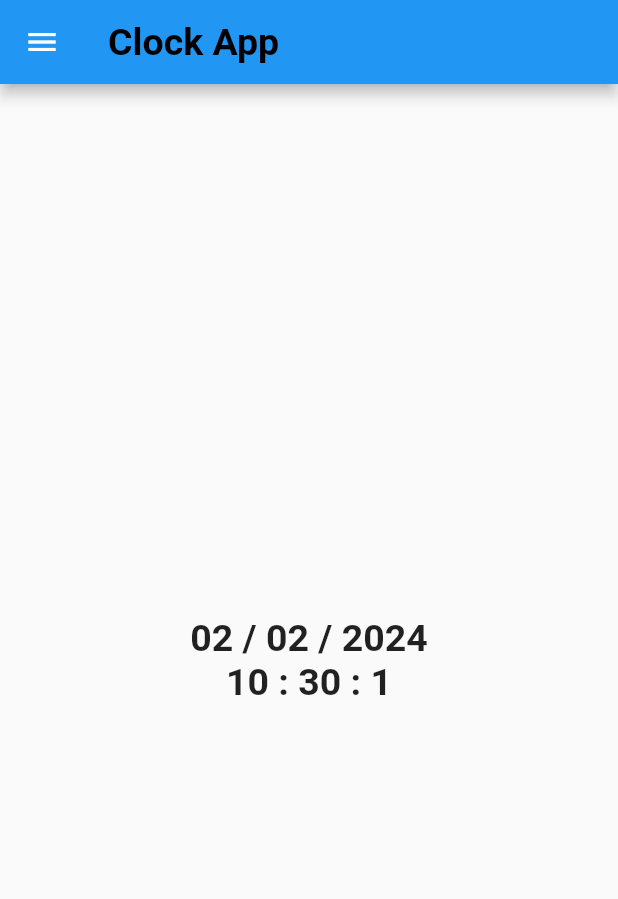
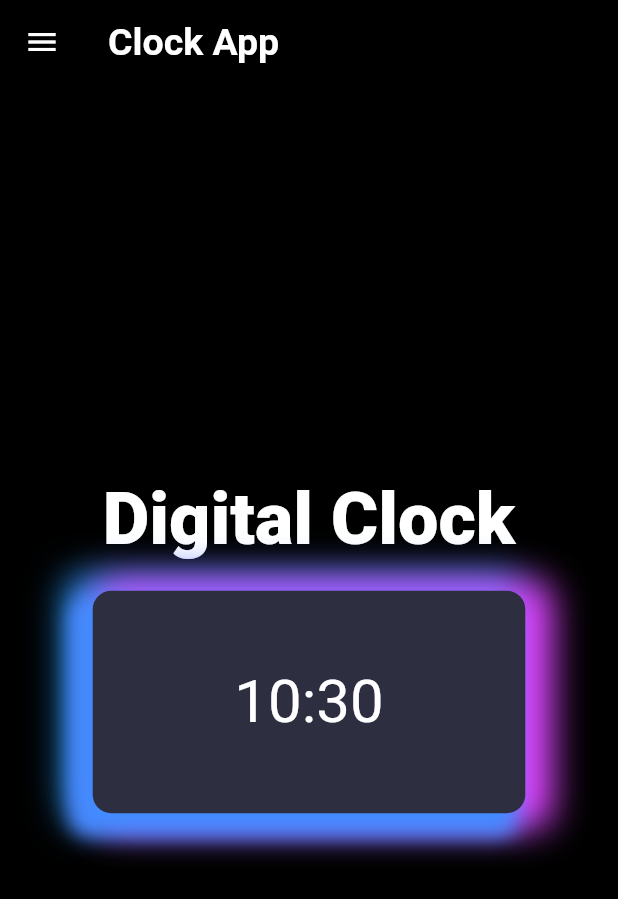
Before and after one commit to SJaynesh/clock_app, a Flutter app: the ClockPage screen opened by its route, on a phone screen of 412 x 824 dp. Shown: the top 899 px of the screen. Run offline on Flutter 3.47's test engine with Material 3 defaults, Android fonts, the phone set to English and light mode, and no system bars; network calls fail.

Commit message:
Clock App

```diff
--- a/lib/view/screens/clock_page.dart
+++ b/lib/view/screens/clock_page.dart
@@ -1,3 +1,4 @@
+import 'dart:async';
 import 'dart:developer';
 
 import 'package:flutter/material.dart';
@@ -18,33 +19,40 @@ class _ClockPageState extends State<ClockPage> {
   int minute = 0;
   int second = 0;
 
-  startLiveDigitalTime() {
-    Future.delayed(
-      const Duration(microseconds: 1),
-      () {
-       setState(() {
-         hour = DateTime.now().hour;
-         minute = DateTime.now().minute;
-         second = DateTime.now().second;
-
-         log("$hour : $minute : $second");
-       });
-
-        startLiveDigitalTime();
-      },
-    );
-  }
+  // startLiveDigitalTime() {
+  //   Future.delayed(
+  //     const Duration(seconds: 1),
+  //     () {
+  //       setState(() {
+  //         hour = DateTime.now().hour;
+  //         minute = DateTime.now().minute;
+  //         second = DateTime.now().second;
+  //
+  //         log("$hour : $minute : $second");
+  //       });
+  //
+  //       startLiveDigitalTime();
+  //     },
+  //   );
+  // }
 
   @override
   void initState() {
     super.initState();
-    startLiveDigitalTime();
+    Timer.periodic(const Duration(seconds: 1), (timer) {
+      setState(() {
+        hour = DateTime.now().hour % 12;
+        minute = DateTime.now().minute;
+        second = DateTime.now().second;
+      });
+    });
+    // startLiveDigitalTime();
   }
 
   @override
   Widget build(BuildContext context) {
     Size size = MediaQuery.of(context).size;
-    TextScaler scaler = MediaQuery.of(context).textScaler;
+    TextScaler textScaler = MediaQuery.of(context).textScaler;
     double h = size.height;
     double w = size.width;
     return Scaffold(
@@ -62,13 +70,13 @@ class _ClockPageState extends State<ClockPage> {
                 leading: Text(
                   "01.",
                   style: TextStyle(
-                  fontSize: scaler.scale(20),
+                    fontSize: textScaler.scale(20),
                   ),
                 ),
                 title: Text(
                   "Digital Clock",
                   style: TextStyle(
-                  fontSize: scaler.scale(22),
+                    fontSize: textScaler.scale(22),
                     fontWeight: FontWeight.w500,
                   ),
                 ),
@@ -86,37 +94,117 @@ class _ClockPageState extends State<ClockPage> {
           ),
         ),
         appBar: AppBar(
+          iconTheme: const IconThemeData(
+            color: Colors.white,
+          ),
           title: Text(
             "Clock App",
             style: TextStyle(
-            fontSize: scaler.scale(25),
+              fontSize: textScaler.scale(25),
               fontWeight: FontWeight.bold,
-            color: Colors.black,
+              color: Colors.white,
             ),
           ),
+          backgroundColor: Colors.black,
         ),
-      body: Container(
+        body: Center(
+          child: Stack(
+            alignment: Alignment.center,
+            children: [
+              Column(
+                mainAxisAlignment: MainAxisAlignment.center,
+                children: [
+                  // Text(
+                  //   "${dateTime.day} / ${dateTime.month} / ${dateTime.year}",
+                  //   style: TextStyle(
+                  //     fontSize: textScaler.scale(25),
+                  //     fontWeight: FontWeight.bold,
+                  //   ),
+                  // ),
+                  // Text(
+                  //   "$hour : $minute : $second",
+                  //   style: TextStyle(
+                  //     fontSize: textScaler.scale(25),
+                  //     fontWeight: FontWeight.bold,
+                  //   ),
+                  // ),
+                  Text(
+                    "Digital Clock",
+                    style: TextStyle(
+                      fontSize: textScaler.scale(48),
+                      fontWeight: FontWeight.w900,
+                      color: Colors.white,
+                    ),
+                  ),
+                  Container(
+                    height: h * 0.18,
+                    width: w * 0.7,
+                    margin: EdgeInsets.all(
+                      textScaler.scale(20),
+                    ),
+                    decoration: BoxDecoration(
+                      borderRadius: BorderRadius.circular(w * 0.03),
+                      color: const Color(0xff2d2f41),
+                      boxShadow: const [
+                        BoxShadow(
+                          spreadRadius: 8,
+                          blurRadius: 20,
+                          offset: Offset(-10, -2),
+                          color: Colors.blue,
+                        ),
+                        BoxShadow(
+                          spreadRadius: 8,
+                          blurRadius: 20,
+                          offset: Offset(10, 2),
+                          color: Colors.purpleAccent,
+                        ),
+                        BoxShadow(
+                          spreadRadius: 5,
+                          blurRadius: 10,
+                          offset: Offset(-10, 10),
+                          color: Colors.blueAccent,
+                        ),
+                      ],
+                    ),
                     alignment: Alignment.center,
                     child: Column(
                       mainAxisAlignment: MainAxisAlignment.center,
                       children: [
+                        Row(
+                          mainAxisAlignment: MainAxisAlignment.center,
+                          children: [
                             Text(
-              "0${dateTime.day} / 0${dateTime.month} / ${dateTime.year}",
+                              "$hour",
                               style: TextStyle(
-                fontSize: scaler.scale(25),
-                fontWeight: FontWeight.bold,
+                                color: Colors.white,
+                                fontSize: textScaler.scale(40),
                               ),
                             ),
                             Text(
-              "${hour%12} : $minute : $second",
+                              ":",
                               style: TextStyle(
-                fontSize: scaler.scale(25),
-                fontWeight: FontWeight.bold,
+                                color: Colors.white,
+                                fontSize: textScaler.scale(40),
+                              ),
+                            ),
+                            Text(
+                              "$minute",
+                              style: TextStyle(
+                                color: Colors.white,
+                                fontSize: textScaler.scale(40),
+                              ),
+                            ),
+                          ],
+                        )
+                      ],
                     ),
                   ),
                 ],
               ),
+            ],
           ),
+        ),
+        backgroundColor: Colors.black //Color(0xff2e2e44),
         );
   }
 }
```
Lines whose indentation alone changed are shown as unchanged.
